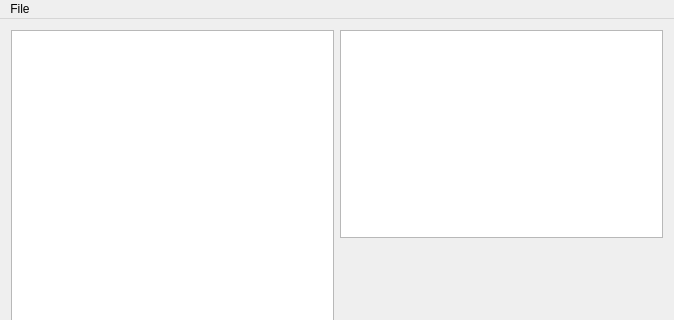
nhurman/data-carving, file BitGrapher/mainwindow.ui: the form before one commit; both pictures show x 0 to 674 and y 0 to 320 of the 674 by 463 pixel window.
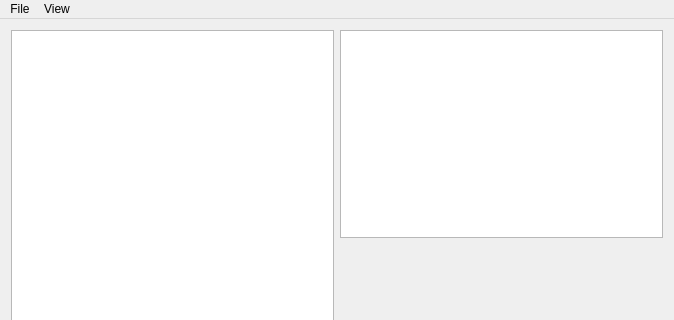
The form after the commit. Custom widgets are drawn as their Qt base class.

The edit to the form file:
```diff
--- a/BitGrapher/mainwindow.ui
+++ b/BitGrapher/mainwindow.ui
@@ -49,7 +49,7 @@
      <x>0</x>
      <y>0</y>
      <width>674</width>
-     <height>21</height>
+     <height>26</height>
     </rect>
    </property>
    <widget class="QMenu" name="menuFile">
@@ -57,8 +57,18 @@
      <string>File</string>
     </property>
     <addaction name="actionOpen"/>
+    <addaction name="actionSave"/>
+    <addaction name="actionSave_as"/>
+   </widget>
+   <widget class="QMenu" name="menuView">
+    <property name="title">
+     <string>View</string>
+    </property>
+    <addaction name="actionBitmap_View"/>
+    <addaction name="actionDiagonals_View"/>
    </widget>
    <addaction name="menuFile"/>
+   <addaction name="menuView"/>
   </widget>
   <action name="actionOpen">
    <property name="text">
```
Left out of the diff: 31 changed lines with no effect on the pictures.
